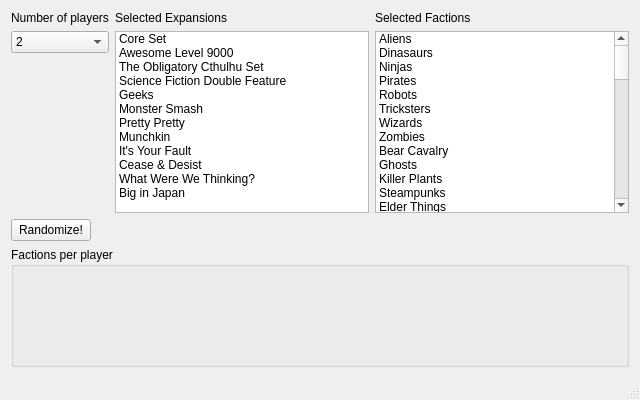
Qt form mainwindow.ui (yvvan/SmashUpRaceSelection) before a commit.
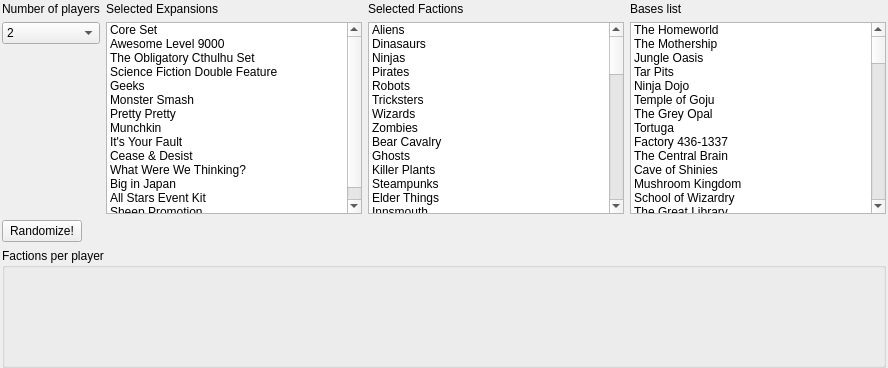
The same form after that commit.

Commit message: Fill the bases list

What changed in the file:
```diff
--- a/mainwindow.ui
+++ b/mainwindow.ui
@@ -2,31 +2,23 @@
 <ui version="4.0">
  <class>MainWindow</class>
  <widget class="QMainWindow" name="MainWindow">
-  <property name="geometry">
-   <rect>
-    <x>0</x>
-    <y>0</y>
-    <width>640</width>
-    <height>400</height>
-   </rect>
-  </property>
-  <property name="minimumSize">
-   <size>
-    <width>640</width>
-    <height>400</height>
-   </size>
-  </property>
-  <property name="maximumSize">
-   <size>
-    <width>640</width>
-    <height>400</height>
-   </size>
-  </property>
   <property name="windowTitle">
    <string>MainWindow</string>
   </property>
   <widget class="QWidget" name="centralWidget">
    <layout class="QVBoxLayout" name="verticalLayout">
+    <property name="leftMargin">
+     <number>2</number>
+    </property>
+    <property name="topMargin">
+     <number>2</number>
+    </property>
+    <property name="rightMargin">
+     <number>2</number>
+    </property>
+    <property name="bottomMargin">
+     <number>0</number>
+    </property>
     <item>
      <layout class="QHBoxLayout" name="horizontalLayout">
       <item>
@@ -163,6 +155,16 @@
             <string>Big in Japan</string>
            </property>
           </item>
+          <item>
+           <property name="text">
+            <string>All Stars Event Kit</string>
+           </property>
+          </item>
+          <item>
+           <property name="text">
+            <string>Sheep Promotion</string>
+           </property>
+          </item>
          </widget>
         </item>
        </layout>
@@ -448,10 +450,595 @@
             <string>Mega Troopers</string>
            </property>
           </item>
+          <item>
+           <property name="text">
+            <string>Smash Up All Stars</string>
+           </property>
+          </item>
+          <item>
+           <property name="text">
+            <string>Sheep</string>
+           </property>
+          </item>
          </widget>
         </item>
        </layout>
       </item>
+      <item>
+       <layout class="QVBoxLayout" name="verticalLayout_5">
+        <item>
+         <widget class="QLabel" name="label_4">
+          <property name="text">
+           <string>Bases list</string>
+          </property>
+         </widget>
+        </item>
+        <item>
+         <widget class="QListWidget" name="listWidget_3">
+		  <item>
+           <property name="text">
+            <string>The Homeworld</string>
+           </property>
+          </item>
+		  <item>
+           <property name="text">
+            <string>The Mothership</string>
+           </property>
+          </item>
+		  <item>
+           <property name="text">
+            <string>Jungle Oasis</string>
+           </property>
+          </item>
+		  <item>
+           <property name="text">
+            <string>Tar Pits</string>
+           </property>
+          </item>
+		  <item>
+           <property name="text">
+            <string>Ninja Dojo</string>
+           </property>
+          </item>
+		  <item>
+           <property name="text">
+            <string>Temple of Goju</string>
+           </property>
+          </item>
+		  <item>
+           <property name="text">
+            <string>The Grey Opal</string>
+           </property>
+          </item>
+		  <item>
+           <property name="text">
+            <string>Tortuga</string>
+           </property>
+          </item>
+		  <item>
+           <property name="text">
+            <string>Factory 436-1337</string>
+           </property>
+          </item>
+		  <item>
+           <property name="text">
+            <string>The Central Brain</string>
+           </property>
+          </item>
+		  <item>
+           <property name="text">
+            <string>Cave of Shinies</string>
+           </property>
+          </item>
+		  <item>
+           <property name="text">
+            <string>Mushroom Kingdom</string>
+           </property>
+          </item>
+		  <item>
+           <property name="text">
+            <string>School of Wizardry</string>
+           </property>
+          </item>
+		  <item>
+           <property name="text">
+            <string>The Great Library</string>
+           </property>
+          </item>
+		  <item>
+           <property name="text">
+            <string>Evans City Cemetery</string>
+           </property>
+          </item>
+		  <item>
+           <property name="text">
+            <string>Rhodes Plaza Mall</string>
+           </property>
+          </item>
+		  <item>
+           <property name="text">
+            <string>Field of Honor</string>
+           </property>
+          </item>
+		  <item>
+           <property name="text">
+            <string>Tsar's Palace</string>
+           </property>
+          </item>
+		  <item>
+           <property name="text">
+            <string>Haunted House</string>
+           </property>
+          </item>
+		  <item>
+           <property name="text">
+            <string>The Dread Gazebo</string>
+           </property>
+          </item>
+		  <item>
+           <property name="text">
+            <string>Secret Grove</string>
+           </property>
+          </item>
+		  <item>
+           <property name="text">
+            <string>The Greenhouse</string>
+           </property>
+          </item>
+		  <item>
+           <property name="text">
+            <string>Inventor's Salon</string>
+           </property>
+          </item>
+		  <item>
+           <property name="text">
+            <string>Workshop</string>
+           </property>
+          </item>
+		  <item>
+           <property name="text">
+            <string>Antarctic Base</string>
+           </property>
+          </item>
+		  <item>
+           <property name="text">
+            <string>Plateau of Leng</string>
+           </property>
+          </item>
+		  <item>
+           <property name="text">
+            <string>Innsmouth</string>
+           </property>
+          </item>
+		  <item>
+           <property name="text">
+            <string>Ritual Site</string>
+           </property>
+          </item>
+		  <item>
+           <property name="text">
+            <string>Mountains of Madness</string>
+           </property>
+          </item>
+		  <item>
+           <property name="text">
+            <string>R'lyeh</string>
+           </property>
+          </item>
+		  <item>
+           <property name="text">
+            <string>Asylum</string>
+           </property>
+          </item>
+		  <item>
+           <property name="text">
+            <string>Miskatonic University</string>
+           </property>
+          </item>
+		  <item>
+           <property name="text">
+            <string>Monkey Lab</string>
+           </property>
+          </item>
+		  <item>
+           <property name="text">
+            <string>Primate Park</string>
+           </property>
+          </item>
+		  <item>
+           <property name="text">
+            <string>Faceless City</string>
+           </property>
+          </item>
+		  <item>
+           <property name="text">
+            <string>The Vats</string>
+           </property>
+          </item>
+		  <item>
+           <property name="text">
+            <string>ISI's Swingin' Pad</string>
+           </property>
+          </item>
+		  <item>
+           <property name="text">
+            <string>Secret Volcano Headquarters</string>
+           </property>
+          </item>
+		  <item>
+           <property name="text">
+            <string>Portal Room</string>
+           </property>
+          </item>
+		  <item>
+           <property name="text">
+            <string>The Nexus</string>
+           </property>
+          </item>
+		  <item>
+           <property name="text">
+            <string>TableTop</string>
+           </property>
+          </item>
+		  <item>
+           <property name="text">
+            <string>The Con</string>
+           </property>
+          </item>
+		  <item>
+           <property name="text">
+            <string>Egg Chamber</string>
+           </property>
+          </item>
+		  <item>
+           <property name="text">
+            <string>The Hill</string>
+           </property>
+          </item>
+		  <item>
+           <property name="text">
+            <string>Golem Schloß</string>
+           </property>
+          </item>
+		  <item>
+           <property name="text">
+            <string>Laboratorium</string>
+           </property>
+          </item>
+		  <item>
+           <property name="text">
+            <string>Castle Blood</string>
+           </property>
+          </item>
+		  <item>
+           <property name="text">
+            <string>Crypt</string>
+           </property>
+          </item>
+		  <item>
+           <property name="text">
+            <string>Moot Site</string>
+           </property>
+          </item>
+		  <item>
+           <property name="text">
+            <string>Standing Stones</string>
+           </property>
+          </item>
+		  <item>
+           <property name="text">
+            <string>Enchanted Glen</string>
+           </property>
+          </item>
+		  <item>
+           <property name="text">
+            <string>Fairy Circle</string>
+           </property>
+          </item>
+		  <item>
+           <property name="text">
+            <string>Cool Cats' Alley</string>
+           </property>
+          </item>
+		  <item>
+           <property name="text">
+            <string>The House of Nine Lives</string>
+           </property>
+          </item>
+		  <item>
+           <property name="text">
+            <string>Equaria</string>
+           </property>
+          </item>
+		  <item>
+           <property name="text">
+            <string>Pony Land</string>
+           </property>
+          </item>
+		  <item>
+           <property name="text">
+            <string>Beautiful Castle</string>
+           </property>
+          </item>
+		  <item>
+           <property name="text">
+            <string>Ice Castle</string>
+           </property>
+          </item>
+		  <item>
+           <property name="text">
+            <string>Hotel of Holiness</string>
+           </property>
+          </item>
+		  <item>
+           <property name="text">
+            <string>Whack-A-Ghoul</string>
+           </property>
+          </item>
+		  <item>
+           <property name="text">
+            <string>The Mines</string>
+           </property>
+          </item>
+		  <item>
+           <property name="text">
+            <string>Treasure Bath</string>
+           </property>
+          </item>
+		  <item>
+           <property name="text">
+            <string>Helper's Hollow</string>
+           </property>
+          </item>
+		  <item>
+           <property name="text">
+            <string>Treehouse</string>
+           </property>
+          </item>
+		  <item>
+           <property name="text">
+            <string>Birthday Party</string>
+           </property>
+          </item>
+		  <item>
+           <property name="text">
+            <string>Subterranean Lair</string>
+           </property>
+          </item>
+		  <item>
+           <property name="text">
+            <string>Dimension Doors</string>
+           </property>
+          </item>
+		  <item>
+           <property name="text">
+            <string>Mage's Tower</string>
+           </property>
+          </item>
+		  <item>
+           <property name="text">
+            <string>Garrison</string>
+           </property>
+          </item>
+		  <item>
+           <property name="text">
+            <string>The Pits</string>
+           </property>
+          </item>
+		  <item>
+           <property name="text">
+            <string>The Coffers</string>
+           </property>
+          </item>
+		  <item>
+           <property name="text">
+            <string>Thieves' Guild</string>
+           </property>
+          </item>
+		  <item>
+           <property name="text">
+            <string>Bastion</string>
+           </property>
+          </item>
+		  <item>
+           <property name="text">
+            <string>The Gauntlet</string>
+           </property>
+          </item>
+		  <item>
+           <property name="text">
+            <string>Dragon's Lair</string>
+           </property>
+          </item>
+		  <item>
+           <property name="text">
+            <string>Wyrm's Desolation</string>
+           </property>
+          </item>
+		  <item>
+           <property name="text">
+            <string>Oracle at Delphi</string>
+           </property>
+          </item>
+		  <item>
+           <property name="text">
+            <string>Wooden Horse</string>
+           </property>
+          </item>
+		  <item>
+           <property name="text">
+            <string>Shark Reef</string>
+           </property>
+          </item>
+		  <item>
+           <property name="text">
+            <string>The Deep</string>
+           </property>
+          </item>
+		  <item>
+           <property name="text">
+            <string>Converted Cave</string>
+           </property>
+          </item>
+		  <item>
+           <property name="text">
+            <string>Crystal Fortress</string>
+           </property>
+          </item>
+		  <item>
+           <property name="text">
+            <string>Tornado Alley</string>
+           </property>
+          </item>
+		  <item>
+           <property name="text">
+            <string>Trailer Park</string>
+           </property>
+          </item>
+		  <item>
+           <property name="text">
+            <string>Hive of Scum and Villainy</string>
+           </property>
+          </item>
+		  <item>
+           <property name="text">
+            <string>No-Moon</string>
+           </property>
+          </item>
+		  <item>
+           <property name="text">
+            <string>Changing Room</string>
+           </property>
+          </item>
+		  <item>
+           <property name="text">
+            <string>Unicrave</string>
+           </property>
+          </item>
+		  <item>
+           <property name="text">
+            <string>Spikey Chair Room</string>
+           </property>
+          </item>
+		  <item>
+           <property name="text">
+            <string>Wintersquashed</string>
+           </property>
+          </item>
+		  <item>
+           <property name="text">
+            <string>Neutral Space</string>
+           </property>
+          </item>
+		  <item>
+           <property name="text">
+            <string>USS Undertaking</string>
+           </property>
+          </item>
+		  <item>
+           <property name="text">
+            <string>Ancient Temple</string>
+           </property>
+          </item>
+		  <item>
+           <property name="text">
+            <string>City of Gold</string>
+           </property>
+          </item>
+		  <item>
+           <property name="text">
+            <string>Grandma's House</string>
+           </property>
+          </item>
+		  <item>
+           <property name="text">
+            <string>Retirement Community</string>
+           </property>
+          </item>
+		  <item>
+           <property name="text">
+            <string>Lake Minnetonka</string>
+           </property>
+          </item>
+		  <item>
+           <property name="text">
+            <string>Palooza</string>
+           </property>
+          </item>
+		  <item>
+           <property name="text">
+            <string>Out in the Woods</string>
+           </property>
+          </item>
+		  <item>
+           <property name="text">
+            <string>Under the Bed</string>
+           </property>
+          </item>
+		  <item>
+           <property name="text">
+            <string>Critter Combat Club</string>
+           </property>
+          </item>
+		  <item>
+           <property name="text">
+            <string>Itty City</string>
+           </property>
+          </item>
+		  <item>
+           <property name="text">
+            <string>Kaiju Island</string>
+           </property>
+          </item>
+		  <item>
+           <property name="text">
+            <string>Tokyo</string>
+           </property>
+          </item>
+		  <item>
+           <property name="text">
+            <string>Akihabara High</string>
+           </property>
+          </item>
+		  <item>
+           <property name="text">
+            <string>Q Point</string>
+           </property>
+          </item>
+		  <item>
+           <property name="text">
+            <string>Juice Bar</string>
+           </property>
+          </item>
+		  <item>
+           <property name="text">
+            <string>Moon Dumpster</string>
+           </property>
+          </item>
+		  <item>
+           <property name="text">
+            <string>Locker Room</string>
+           </property>
+          </item>
+		  <item>
+           <property name="text">
+            <string>Stadium</string>
+           </property>
+          </item>
+		  <item>
+           <property name="text">
+            <string>sheep base 1</string>
+           </property>
+          </item>
+		  <item>
+           <property name="text">
+            <string>sheep base 2</string>
+           </property>
+          </item>
+		 </widget>
+        </item>
+       </layout>
+      </item>
      </layout>
     </item>
     <item>
@@ -516,17 +1103,6 @@
     </item>
    </layout>
   </widget>
-  <widget class="QMenuBar" name="menuBar">
-   <property name="geometry">
-    <rect>
-     <x>0</x>
-     <y>0</y>
-     <width>640</width>
-     <height>21</height>
-    </rect>
-   </property>
-  </widget>
-  <widget class="QStatusBar" name="statusBar"/>
  </widget>
  <layoutdefault spacing="6" margin="11"/>
  <resources/>
```
The commit also changes 1 other file.
